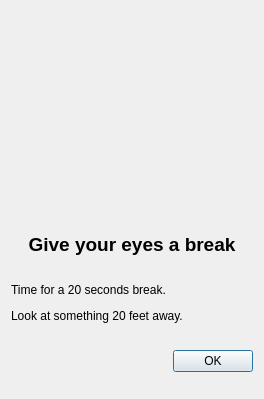
Above: main/dialogs/reminderdialog.ui from pflaumenkern/202020 before the change. Below: the same form after it.
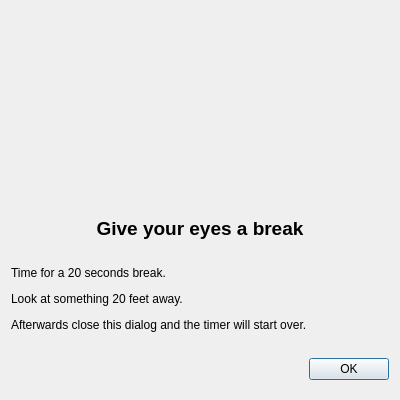
That is the form after the change. Icons and pictures are not drawn.

Commit message: Adjust reminder description

```diff
--- a/main/dialogs/reminderdialog.ui
+++ b/main/dialogs/reminderdialog.ui
@@ -6,12 +6,12 @@
    <rect>
     <x>0</x>
     <y>0</y>
-    <width>264</width>
-    <height>399</height>
+    <width>400</width>
+    <height>400</height>
    </rect>
   </property>
   <property name="sizePolicy">
-   <sizepolicy hsizetype="Fixed" vsizetype="Fixed">
+   <sizepolicy hsizetype="Preferred" vsizetype="Preferred">
     <horstretch>0</horstretch>
     <verstretch>0</verstretch>
    </sizepolicy>
@@ -112,7 +112,7 @@
       </sizepolicy>
      </property>
      <property name="text">
-      <string>&lt;html&gt;&lt;head/&gt;&lt;body&gt;&lt;p&gt;Time for a 20 seconds break.&lt;/p&gt;&lt;p&gt;Look at something 20 feet away.&lt;/p&gt;&lt;/body&gt;&lt;/html&gt;</string>
+      <string>&lt;html&gt;&lt;head/&gt;&lt;body&gt;&lt;p&gt;Time for a 20 seconds break.&lt;/p&gt;&lt;p&gt;Look at something 20 feet away.&lt;/p&gt;&lt;p&gt;Afterwards close this dialog and the timer will start over.&lt;/p&gt;&lt;/body&gt;&lt;/html&gt;</string>
      </property>
      <property name="wordWrap">
       <bool>true</bool>
```
